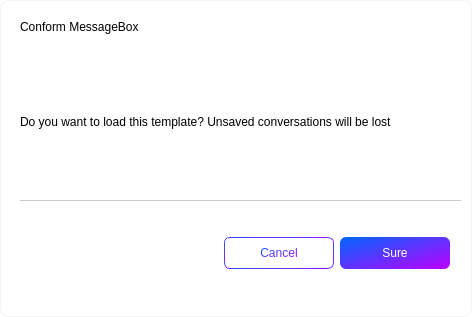
yechaoGitHub/AI, file widget/model/WConformDlg.ui: the form before one commit.
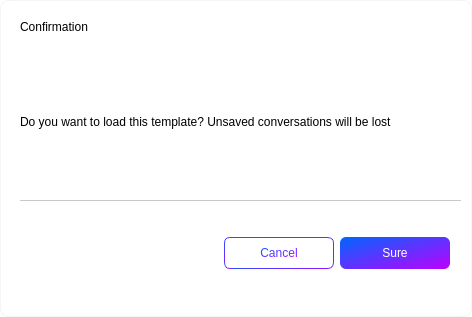
The form after the commit. Icons and pictures are not drawn.

Commit message: 聊天换行优化

What changed in the file:
```diff
--- a/widget/model/WConformDlg.ui
+++ b/widget/model/WConformDlg.ui
@@ -57,7 +57,7 @@
         <string notr="true">font: 16px &quot;微软雅黑&quot;;</string>
        </property>
        <property name="text">
-        <string>Conform MessageBox</string>
+        <string>Confirmation</string>
        </property>
       </widget>
      </item>
```
The commit also changes 1 other file.
